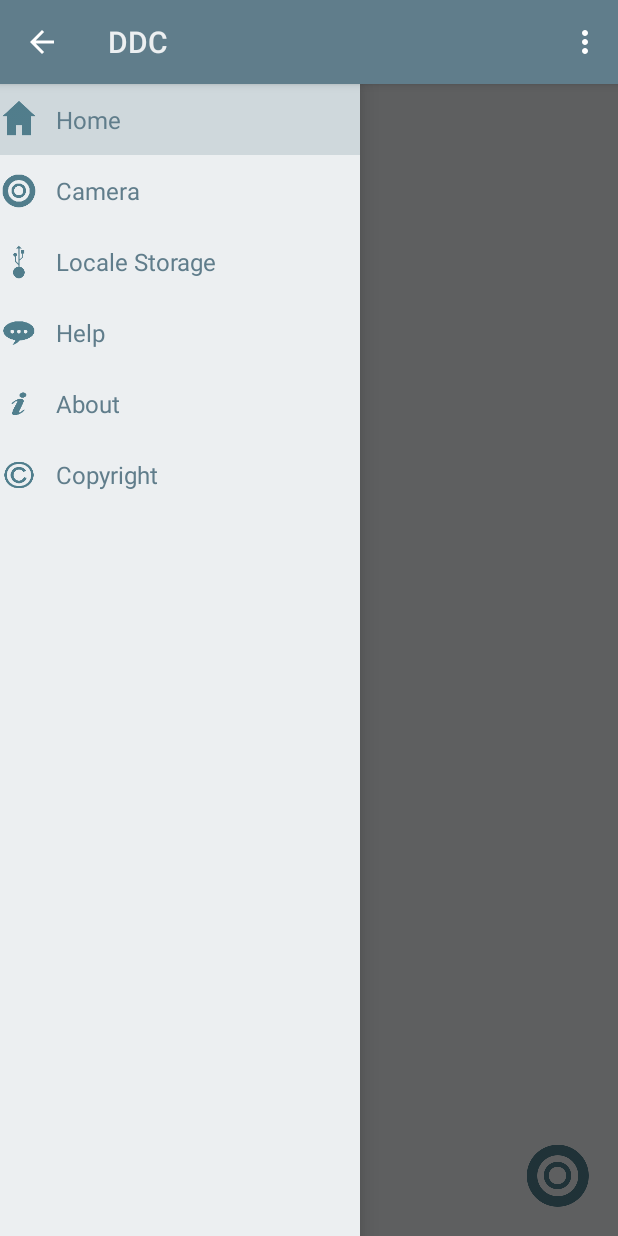
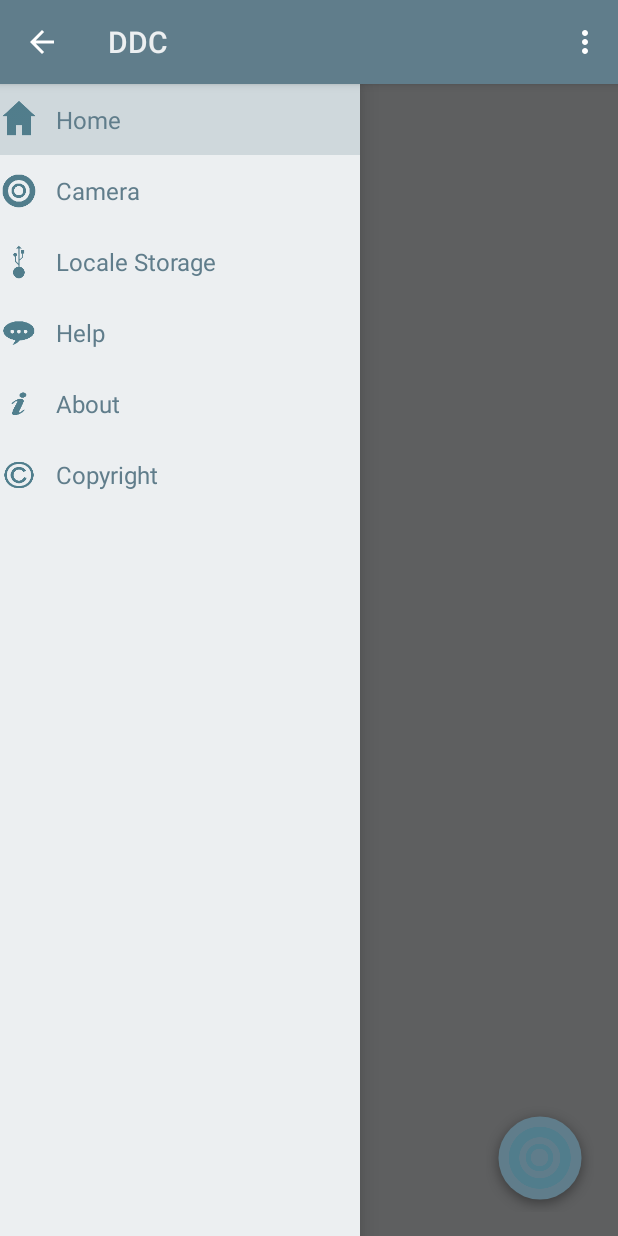
Before and after one commit to GrkRise/ddc, an Android app: the fragment CameraFragment placed in its activity, on a phone screen of 412 x 824 dp. Run offline under Robolectric (Android 15) with nearby library versions, the phone set to English and light mode, and no system bars; 3 statements that could not run were skipped.

Commit message:
UI
Add Floating Action Button and update image capture

```diff
--- a/app/src/main/AndroidManifest.xml
+++ b/app/src/main/AndroidManifest.xml
@@ -24,6 +24,11 @@
             android:label="@string/home"
             android:theme="@style/actionBar">
         </activity>
+        <provider
+            android:authorities="com.example.grk_rise.ddc"
+            android:name=".activitys.FileContentProvider"
+            android:enabled="true"
+            android:exported="true"/>
 
     </application>
 
--- /dev/null
+++ b/app/src/main/java/com/example/grk_rise/ddc/activitys/FloatingActionButton.java
@@ -0,0 +1,172 @@
+package com.example.grk_rise.ddc.activitys;
+
+
+import android.animation.AnimatorSet;
+import android.animation.ObjectAnimator;
+import android.app.Activity;
+import android.content.Context;
+import android.graphics.Bitmap;
+import android.graphics.Canvas;
+import android.graphics.Color;
+import android.graphics.Paint;
+import android.graphics.drawable.BitmapDrawable;
+import android.graphics.drawable.Drawable;
+import android.view.Gravity;
+import android.view.MotionEvent;
+import android.view.View;
+import android.view.ViewGroup;
+import android.view.animation.AccelerateInterpolator;
+import android.view.animation.OvershootInterpolator;
+import android.widget.FrameLayout;
+
+
+/**
+ * Created by GrK_Rise on 05.04.2015.
+ */
+public class FloatingActionButton extends View {
+    Context context;
+    Paint mButtonPaint;
+    Paint mDrawblePaint;
+    Bitmap bitmap;
+    boolean mHidden = false;
+
+
+
+
+    public FloatingActionButton(Context context) {
+        super(context);
+        this.context = context;
+        init(Color.WHITE);
+    }
+
+    public void setFABColor(int fabColor)
+    {
+        init(fabColor);
+    }
+
+    public void setFABDrawble(Drawable fabDrawble){
+        bitmap = ((BitmapDrawable) fabDrawble).getBitmap();
+        invalidate();
+    }
+
+    public void init(int fabColor){
+        setWillNotDraw(false);
+        setLayerType(View.LAYER_TYPE_SOFTWARE, null);
+
+        mButtonPaint = new Paint(Paint.ANTI_ALIAS_FLAG);
+        mButtonPaint.setColor(fabColor);
+        mButtonPaint.setStyle(Paint.Style.FILL);
+        mButtonPaint.setShadowLayer(10.0f, 0.0f, 3.5f, Color.argb(100, 0, 0, 0));
+        mDrawblePaint = new Paint(Paint.ANTI_ALIAS_FLAG);
+
+        invalidate();
+    }
+
+    @Override
+    protected void onDraw(Canvas canvas)
+    {
+        setClickable(true);
+        canvas.drawCircle(getWidth() / 2, getHeight() / 2, (float) (getWidth() / 2.6), mButtonPaint);
+        canvas.drawBitmap(bitmap, (getWidth() - bitmap.getWidth()) / 2,
+                (getHeight() - bitmap.getHeight()) / 2, mDrawblePaint);
+    }
+
+    @Override
+    public boolean onTouchEvent(MotionEvent event){
+        if(event.getAction() == MotionEvent.ACTION_UP){
+            setAlpha(1.0f);
+        }else if(event.getAction() == MotionEvent.ACTION_DOWN){
+            setAlpha(0.6f);
+        }
+
+        return super.onTouchEvent(event);
+    }
+
+    public void hideFAB(){
+        if(!mHidden){
+            ObjectAnimator scaleX = ObjectAnimator.ofFloat(this, "scaleX", 1, 0);
+            ObjectAnimator scaleY = ObjectAnimator.ofFloat(this, "scaleY", 1, 0);
+            AnimatorSet animatorSet = new AnimatorSet();
+            animatorSet.playTogether(scaleX, scaleY);
+            animatorSet.setInterpolator(new AccelerateInterpolator());
+            animatorSet.setDuration(100);
+            animatorSet.start();
+            mHidden = true;
+        }
+    }
+
+    public void showFAB(){
+        if(mHidden){
+            ObjectAnimator scaleX = ObjectAnimator.ofFloat(this, "scaleX", 0, 1);
+            ObjectAnimator scaleY = ObjectAnimator.ofFloat(this, "scaleY", 0, 1);
+            AnimatorSet animatorSet = new AnimatorSet();
+            animatorSet.playTogether(scaleX, scaleY);
+            animatorSet.setInterpolator(new OvershootInterpolator());
+            animatorSet.setDuration(200);
+            animatorSet.start();
+            mHidden = false;
+        }
+    }
+
+    public boolean isHidden(){
+        return mHidden;
+    }
+
+    static public class Builder{
+        private FrameLayout.LayoutParams params;
+        private final Activity activity;
+        int gravity = Gravity.BOTTOM | Gravity.RIGHT;
+        Drawable drawable;
+        int color = Color.WHITE;
+        int size = 0;
+        float scale = 0;
+
+
+        public Builder(Activity activity) {
+            scale = activity.getResources().getDisplayMetrics().density;
+            size = (int) (72 * scale + 0.5f);
+            params = new FrameLayout.LayoutParams(size, size);
+            params.gravity = gravity;
+            this.activity = activity;
+        }
+
+        public Builder withGravity(int gravity){
+            this.gravity = gravity;
+            return this;
+        }
+
+        public Builder withMargins(int l, int t, int r, int b){
+            params.setMargins((int)(l * scale + 0.5f),
+                    (int)(t * scale + 0.5f),
+                    (int)(r * scale + 0.5f),
+                    (int)(b * scale + 0.5f));
+            return this;
+        }
+
+        public Builder withDrawble(final Drawable drawble){
+            this.drawable = drawble;
+            return this;
+        }
+
+        public Builder withButtonColor(final int color){
+            this.color = color;
+            return this;
+        }
+
+        public Builder withButtonSize(int size){
+            size = (int)(size * scale + 0.5f);
+            params = new FrameLayout.LayoutParams(size, size);
+            return this;
+        }
+
+        public FloatingActionButton create(){
+            final FloatingActionButton button = new FloatingActionButton(activity);
+            button.setFABColor(this.color);
+            button.setFABDrawble(this.drawable);
+            params.gravity = this.gravity;
+            ViewGroup root = (ViewGroup) activity.findViewById(android.R.id.content);
+            root.addView(button, params);
+            return button;
+        }
+    }
+}
--- a/app/src/main/res/layout/fragment_camera.xml
+++ b/app/src/main/res/layout/fragment_camera.xml
@@ -25,16 +25,5 @@ android:background="@color/background">
         android:id="@+id/camshot"
         />
 
-    <ImageButton
-        android:layout_width="wrap_content"
-        android:layout_height="wrap_content"
-        android:gravity="center"
-        android:layout_alignParentBottom="true"
-        android:layout_alignParentRight="true"
-        android:id="@+id/button"
-        android:background="@color/background"
-        android:src="@drawable/ic_camera"/>
-
-
 
 </RelativeLayout>
```
Also changed, not shown: app/src/main/java/com/example/grk_rise/ddc/activitys/CameraFragment.java (+32 -76 lines), app/src/main/java/com/example/grk_rise/ddc/activitys/FileContentProvider.java (added, +85 -0 lines).
